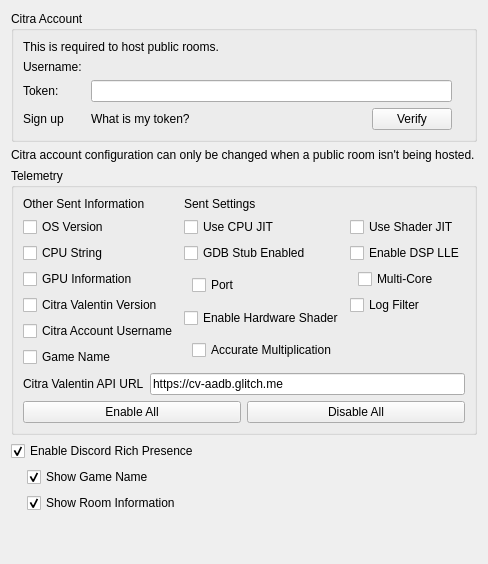
Old version of the form src/citra_qt/configuration/configure_web.ui in the repository tbsp/citra-valentin.
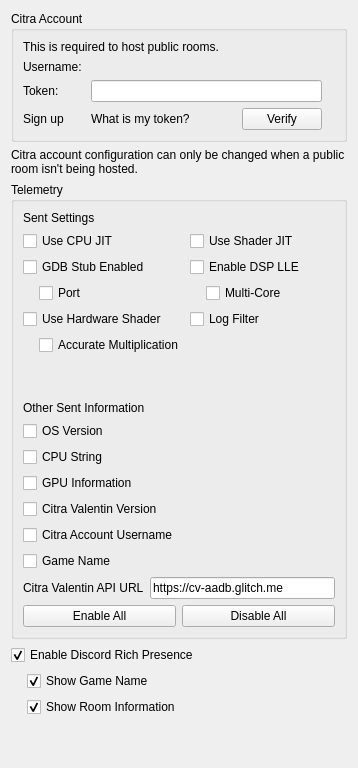
New version of the form.

```diff
--- a/src/citra_qt/configuration/configure_web.ui
+++ b/src/citra_qt/configuration/configure_web.ui
@@ -125,60 +125,7 @@
        </property>
        <layout class="QVBoxLayout" name="verticalLayout_6">
         <item>
-         <layout class="QHBoxLayout" name="horizontalLayout_3">
-          <item>
-           <layout class="QVBoxLayout" name="verticalLayout_9">
-            <item>
-             <widget class="QLabel" name="label_3">
-              <property name="text">
-               <string>Other Sent Information</string>
-              </property>
-             </widget>
-            </item>
-            <item>
-             <widget class="QCheckBox" name="telemetry_os_version">
-              <property name="text">
-               <string>OS Version</string>
-              </property>
-             </widget>
-            </item>
-            <item>
-             <widget class="QCheckBox" name="telemetry_cpu_string">
-              <property name="text">
-               <string>CPU String</string>
-              </property>
-             </widget>
-            </item>
-            <item>
-             <widget class="QCheckBox" name="telemetry_gpu_information">
-              <property name="text">
-               <string>GPU Information</string>
-              </property>
-             </widget>
-            </item>
-            <item>
-             <widget class="QCheckBox" name="telemetry_citra_valentin_version">
-              <property name="text">
-               <string>Citra Valentin Version</string>
-              </property>
-             </widget>
-            </item>
-            <item>
-             <widget class="QCheckBox" name="telemetry_citra_account_username">
-              <property name="text">
-               <string>Citra Account Username</string>
-              </property>
-             </widget>
-            </item>
-            <item>
-             <widget class="QCheckBox" name="telemetry_game_name">
-              <property name="text">
-               <string>Game Name</string>
-              </property>
-             </widget>
-            </item>
-           </layout>
-          </item>
+         <layout class="QVBoxLayout" name="verticalLayout_4">
           <item>
            <widget class="QWidget" name="telemetry_settings" native="true">
             <layout class="QVBoxLayout" name="verticalLayout_8">
@@ -220,10 +167,10 @@
                   </widget>
                  </item>
                  <item>
-                  <widget class="QWidget" name="widget_3" native="true">
-                   <layout class="QVBoxLayout" name="verticalLayout_5">
+                  <widget class="QWidget" name="widget_2" native="true">
+                   <layout class="QHBoxLayout" name="horizontalLayout_6">
                     <property name="leftMargin">
-                     <number>8</number>
+                     <number>16</number>
                     </property>
                     <property name="topMargin">
                      <number>0</number>
@@ -247,15 +194,15 @@
                  <item>
                   <widget class="QCheckBox" name="telemetry_use_hardware_shader">
                    <property name="text">
-                    <string>Enable Hardware Shader</string>
+                    <string>Use Hardware Shader</string>
                    </property>
                   </widget>
                  </item>
                  <item>
-                  <widget class="QWidget" name="widget_2" native="true">
-                   <layout class="QVBoxLayout" name="verticalLayout_11">
+                  <widget class="QWidget" name="widget" native="true">
+                   <layout class="QHBoxLayout" name="horizontalLayout_3">
                     <property name="leftMargin">
-                     <number>8</number>
+                     <number>16</number>
                     </property>
                     <property name="topMargin">
                      <number>0</number>
@@ -276,6 +223,19 @@
                    </layout>
                   </widget>
                  </item>
+                 <item>
+                  <spacer name="verticalSpacer_3">
+                   <property name="orientation">
+                    <enum>Qt::Vertical</enum>
+                   </property>
+                   <property name="sizeHint" stdset="0">
+                    <size>
+                     <width>20</width>
+                     <height>40</height>
+                    </size>
+                   </property>
+                  </spacer>
+                 </item>
                 </layout>
                </item>
                <item>
@@ -295,10 +255,10 @@
                   </widget>
                  </item>
                  <item>
-                  <widget class="QWidget" name="widget" native="true">
-                   <layout class="QVBoxLayout" name="verticalLayout_4">
+                  <widget class="QWidget" name="horizontalWidget" native="true">
+                   <layout class="QHBoxLayout" name="horizontalLayout_4">
                     <property name="leftMargin">
-                     <number>8</number>
+                     <number>16</number>
                     </property>
                     <property name="topMargin">
                      <number>0</number>
@@ -327,7 +287,7 @@
                   </widget>
                  </item>
                  <item>
-                  <spacer name="verticalSpacer_3">
+                  <spacer name="verticalSpacer_2">
                    <property name="orientation">
                     <enum>Qt::Vertical</enum>
                    </property>
@@ -346,6 +306,59 @@
             </layout>
            </widget>
           </item>
+          <item>
+           <layout class="QVBoxLayout" name="verticalLayout_9">
+            <item>
+             <widget class="QLabel" name="label_3">
+              <property name="text">
+               <string>Other Sent Information</string>
+              </property>
+             </widget>
+            </item>
+            <item>
+             <widget class="QCheckBox" name="telemetry_os_version">
+              <property name="text">
+               <string>OS Version</string>
+              </property>
+             </widget>
+            </item>
+            <item>
+             <widget class="QCheckBox" name="telemetry_cpu_string">
+              <property name="text">
+               <string>CPU String</string>
+              </property>
+             </widget>
+            </item>
+            <item>
+             <widget class="QCheckBox" name="telemetry_gpu_information">
+              <property name="text">
+               <string>GPU Information</string>
+              </property>
+             </widget>
+            </item>
+            <item>
+             <widget class="QCheckBox" name="telemetry_citra_valentin_version">
+              <property name="text">
+               <string>Citra Valentin Version</string>
+              </property>
+             </widget>
+            </item>
+            <item>
+             <widget class="QCheckBox" name="telemetry_citra_account_username">
+              <property name="text">
+               <string>Citra Account Username</string>
+              </property>
+             </widget>
+            </item>
+            <item>
+             <widget class="QCheckBox" name="telemetry_game_name">
+              <property name="text">
+               <string>Game Name</string>
+              </property>
+             </widget>
+            </item>
+           </layout>
+          </item>
          </layout>
         </item>
         <item>
```
